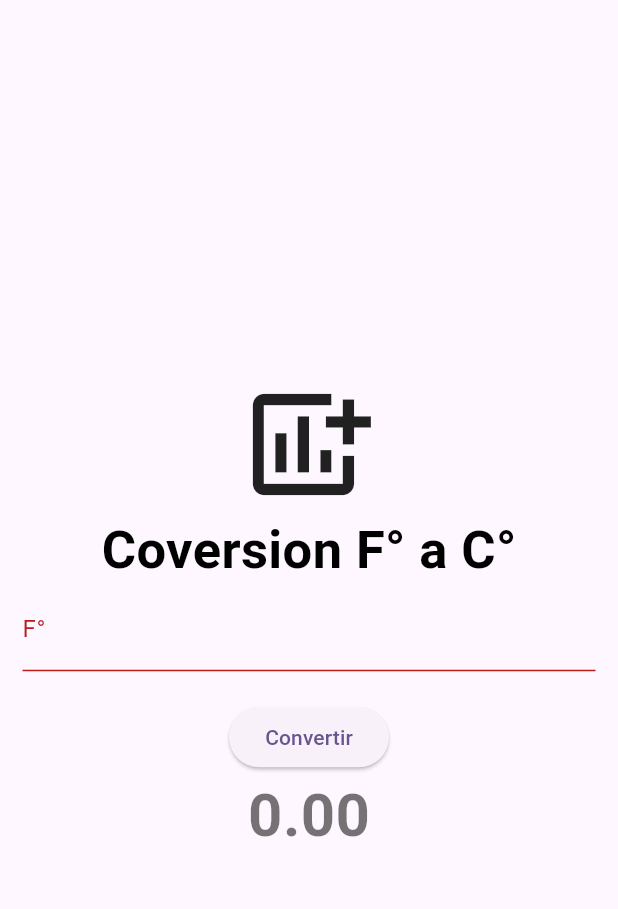
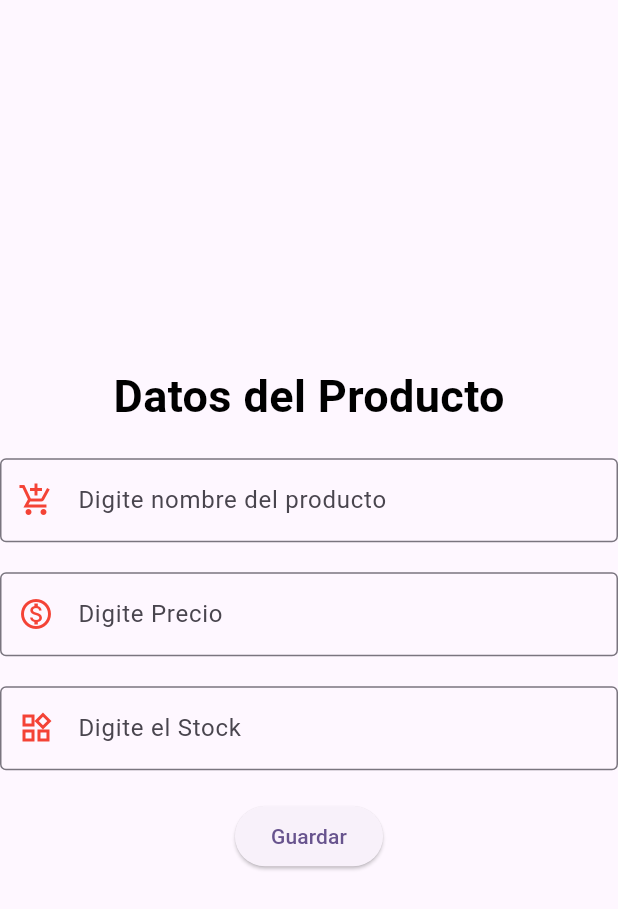
Before and after one commit to levi1405/eval2_sis21a, a Flutter app: the Registro widget shown alone on an empty page, opened directly, on a phone screen of 412 x 824 dp. Shown: the top 909 px of the screen. Run offline on Flutter 3.47's test engine with Material 2 defaults, Android fonts, the phone set to English and light mode, and no system bars; our stand-ins replace cloud_firestore, firebase_core; missing offline and left inert: dart:ffi; accounts and stored records are empty.

Commit message:
Llenado de formulario registro producto

```diff
--- a/lib/views/home.dart
+++ b/lib/views/home.dart
@@ -1,6 +1,7 @@
 import 'dart:ffi';
 
 import 'package:eval2_sis21a/views/pantalla.dart';
+import 'package:eval2_sis21a/views/registro.dart';
 import 'package:flutter/material.dart';
 
 
@@ -18,6 +19,7 @@ class _MyHomePageState extends State<MyHomePage> {
   getDrawerItemWidget(int pos){
     switch (pos){
       case 0: return Pantalla(title: "Lista de Productos",style: TextStyle(),);
+      case 1: return Registro();
 
 
     }
--- a/lib/views/registro.dart
+++ b/lib/views/registro.dart
@@ -1,3 +1,4 @@
+import 'package:eval2_sis21a/models/crud.dart';
 import 'package:flutter/material.dart';
 
 class Registro extends StatefulWidget{
@@ -9,25 +10,12 @@ class Registro extends StatefulWidget{
 
 class _RegistroState extends State<Registro> {
 
-  TextEditingController _dato = TextEditingController();
-  //(°F − 32) × 5/9
-  double resultado=0.0;
+  final TextEditingController _nombreControllers = TextEditingController(text: "");
+   final TextEditingController _precioControllers = TextEditingController(text: "");
+   final TextEditingController _stockControllers = TextEditingController(text: "");
+
   bool validacion=false;
   String mensaje = '';
-  double farenheit=0.0;
-
-  void _conver(){
-    setState(() {
-      if(_dato.text.toString()==''){
-        validacion=true;
-       mensaje='Campo Obligatorio';
-       resultado=0.0;
-       return;
-      }
-      farenheit= double.parse(_dato.text.toString());
-      resultado=(farenheit -32)* 5/9;
-    });
-  }
 
   @override
   Widget build(BuildContext context) {
@@ -35,39 +23,58 @@ class _RegistroState extends State<Registro> {
       child: Column(
         mainAxisAlignment: MainAxisAlignment.center,
         children: [
-          Icon(Icons.add_chart, size: 90,),
-          Text('Coversion F° a C°',
+          const Text('Datos del Producto',
            style: TextStyle(
-              fontSize: 35,
-              fontWeight: FontWeight.bold,
+             fontSize: 30,
              color: Colors.black,
-
+              fontWeight: FontWeight.bold
               ),
               ),
-          Padding(
-            padding: const EdgeInsets.only(left: 15, right: 15),
-            child: TextField(
-              controller: _dato,
-              textAlign: TextAlign.center,
-              keyboardType: TextInputType.number,
-              decoration: InputDecoration(
-                labelText: 'F°',
-                hintText: 'Dijite Temperatura F°',
-                errorText: _dato.text.toString() =='' ? mensaje : null
+           const SizedBox(height: 20,),
+          TextField( controller: _nombreControllers,
+           keyboardType: TextInputType.text,
+          decoration: const InputDecoration(
+          border: OutlineInputBorder(),
+          hintText: 'Digite nombre del producto',
+          prefixIcon: Icon(Icons.add_shopping_cart_sharp,
+          color: Colors.red,)
                    ),
                   ),
-          ),
-          ElevatedButton(onPressed: (){
-            _conver();
-          },
-              child: Text('Convertir')),
-          Text('${resultado.toStringAsFixed(2)}',
-          style: TextStyle(
-          fontSize: 40,
-          fontWeight: FontWeight.bold,
-          color: Colors.black54,
+          const SizedBox(height: 20,),
+          TextField( controller: _precioControllers,
+          keyboardType: TextInputType.text,
+          decoration: const InputDecoration(
+          border: OutlineInputBorder(),
+          hintText: 'Digite Precio',
+          prefixIcon: Icon(Icons.monetization_on_outlined,
+         color: Colors.red,)
          ),
          ),
+          const SizedBox(height: 20,),
+          TextField( controller: _stockControllers,
+          keyboardType: TextInputType.number,
+          decoration: const InputDecoration(
+          border: OutlineInputBorder(),
+          hintText: 'Digite el Stock',
+          prefixIcon: Icon(Icons.widgets_outlined,
+         color: Colors.red,)
+         ),
+         ),
+         const SizedBox(height: 20,),
+         ElevatedButton(
+        onPressed: () async{
+          print('Nombre Producto: ' + _nombreControllers.text);
+          print('Precio: ' + _precioControllers.text);
+          print('Stock: ' + _stockControllers.text);
+          //--------------------------------------------
+          //--------------------------------------------
+          await addProducto(_nombreControllers.text,
+          _precioControllers.text,
+          _stockControllers.text).then((_) {
+          Navigator.pop(context);
+          });
+          },
+          child: const Text('Guardar'))
         ],
       ),
     );
```
Also changed, not shown: lib/models/crud.dart (added, +19 -0 lines). Lines whose indentation alone changed are shown as unchanged.
